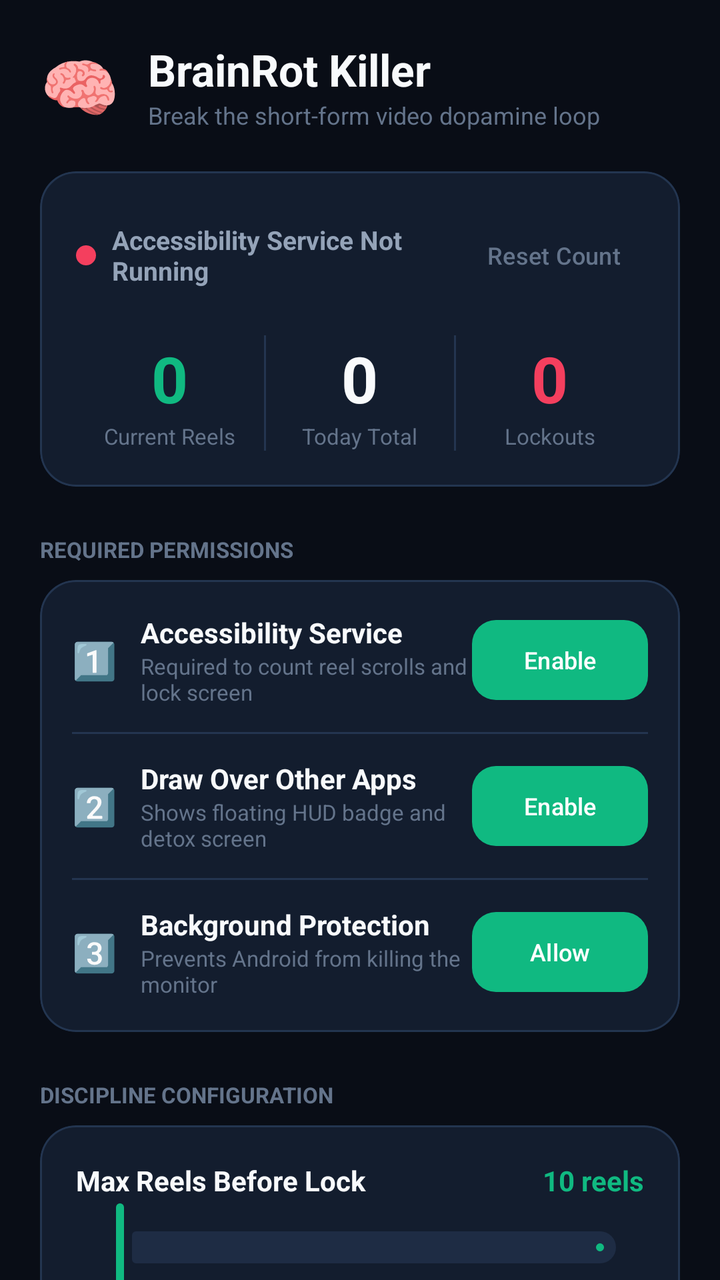
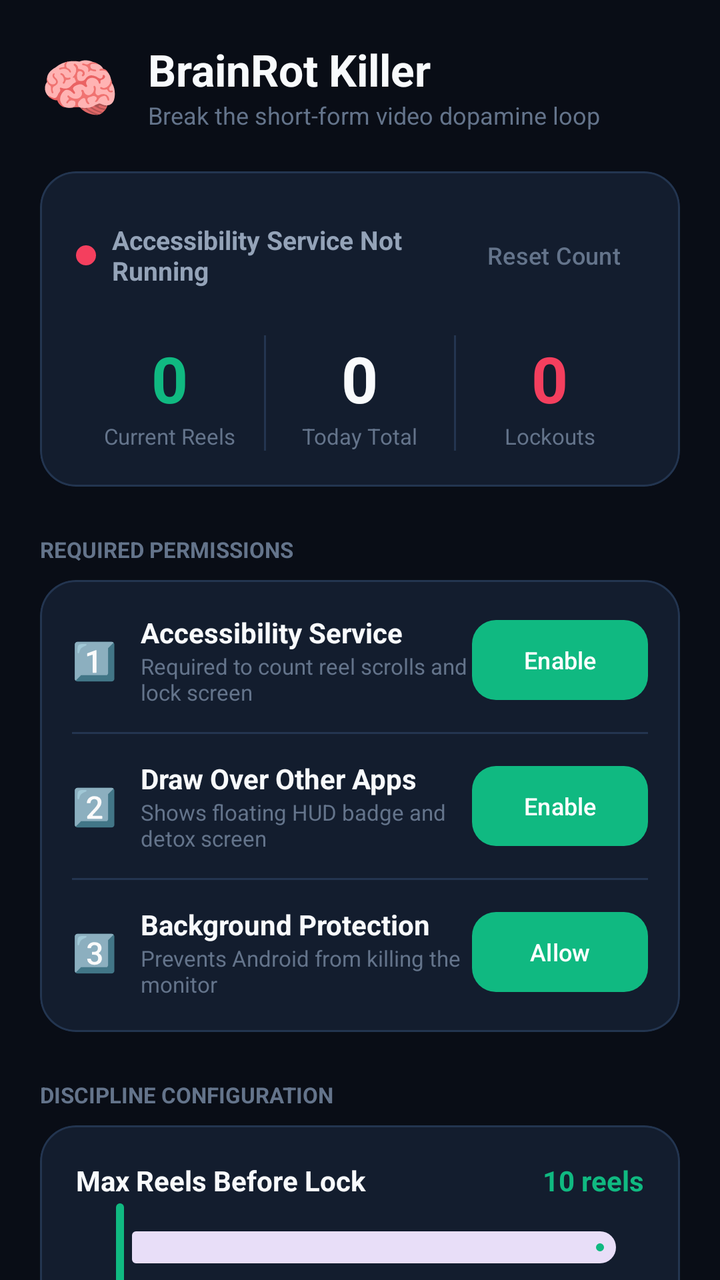

Before-and-after screenshots of an Android layout around one commit, followed by the original layout XML and the change that was made.
<!-- AndroidManifest.xml: application theme Theme.BrainRotKiller -->
<!-- res/layout/activity_main.xml -->
<?xml version="1.0" encoding="utf-8"?>
<androidx.coordinatorlayout.widget.CoordinatorLayout xmlns:android="http://schemas.android.com/apk/res/android"
    xmlns:app="http://schemas.android.com/apk/res-auto"
    xmlns:tools="http://schemas.android.com/tools"
    android:layout_width="match_parent"
    android:layout_height="match_parent"
    android:background="@color/bg_dark">

    <androidx.core.widget.NestedScrollView
        android:layout_width="match_parent"
        android:layout_height="match_parent"
        android:clipToPadding="false"
        android:paddingBottom="48dp">

        <LinearLayout
            android:layout_width="match_parent"
            android:layout_height="wrap_content"
            android:orientation="vertical"
            android:padding="20dp">

            
            <LinearLayout
                android:layout_width="match_parent"
                android:layout_height="wrap_content"
                android:gravity="center_vertical"
                android:orientation="horizontal">

                <TextView
                    android:layout_width="wrap_content"
                    android:layout_height="wrap_content"
                    android:text="🧠"
                    android:textSize="32sp" />

                <LinearLayout
                    android:layout_width="0dp"
                    android:layout_height="wrap_content"
                    android:layout_marginStart="14dp"
                    android:layout_weight="1"
                    android:orientation="vertical">

                    <TextView
                        android:layout_width="wrap_content"
                        android:layout_height="wrap_content"
                        android:text="BrainRot Killer"
                        android:textColor="@color/text_high"
                        android:textSize="22sp"
                        android:textStyle="bold" />

                    <TextView
                        android:layout_width="wrap_content"
                        android:layout_height="wrap_content"
                        android:text="Break the short-form video dopamine loop"
                        android:textColor="@color/text_muted"
                        android:textSize="12sp" />
                </LinearLayout>
            </LinearLayout>

            
            <com.google.android.material.card.MaterialCardView
                android:layout_width="match_parent"
                android:layout_height="wrap_content"
                android:layout_marginTop="20dp"
                app:cardBackgroundColor="@color/card_dark"
                app:cardCornerRadius="18dp"
                app:cardElevation="0dp"
                app:strokeColor="@color/stroke_subtle"
                app:strokeWidth="1dp">

                <LinearLayout
                    android:layout_width="match_parent"
                    android:layout_height="wrap_content"
                    android:orientation="vertical"
                    android:padding="18dp">

                    <LinearLayout
                        android:layout_width="match_parent"
                        android:layout_height="wrap_content"
                        android:gravity="center_vertical"
                        android:orientation="horizontal">

                        <View
                            android:id="@+id/viewStatusDot"
                            android:layout_width="10dp"
                            android:layout_height="10dp"
                            android:background="@drawable/status_dot_inactive" />

                        <TextView
                            android:id="@+id/tvStatusText"
                            android:layout_width="0dp"
                            android:layout_height="wrap_content"
                            android:layout_marginStart="8dp"
                            android:layout_weight="1"
                            android:text="Accessibility Service Not Running"
                            android:textColor="@color/text_medium"
                            android:textSize="13sp"
                            android:textStyle="bold" />

                        <com.google.android.material.button.MaterialButton
                            android:id="@+id/btnResetStats"
                            style="@style/Widget.Material3.Button.TextButton"
                            android:layout_width="wrap_content"
                            android:layout_height="wrap_content"
                            android:text="Reset Count"
                            android:textColor="@color/text_muted"
                            android:textSize="12sp" />
                    </LinearLayout>

                    
                    <LinearLayout
                        android:layout_width="match_parent"
                        android:layout_height="wrap_content"
                        android:layout_marginTop="16dp"
                        android:baselineAligned="false"
                        android:orientation="horizontal">

                        <LinearLayout
                            android:layout_width="0dp"
                            android:layout_height="wrap_content"
                            android:layout_weight="1"
                            android:gravity="center"
                            android:orientation="vertical">

                            <TextView
                                android:id="@+id/tvStatCurrentSession"
                                android:layout_width="wrap_content"
                                android:layout_height="wrap_content"
                                android:text="0"
                                android:textColor="@color/primary_accent"
                                android:textSize="32sp"
                                android:textStyle="bold" />

                            <TextView
                                android:layout_width="wrap_content"
                                android:layout_height="wrap_content"
                                android:text="Current Reels"
                                android:textColor="@color/text_muted"
                                android:textSize="11sp" />
                        </LinearLayout>

                        <View
                            android:layout_width="1dp"
                            android:layout_height="match_parent"
                            android:background="@color/stroke_subtle" />

                        <LinearLayout
                            android:layout_width="0dp"
                            android:layout_height="wrap_content"
                            android:layout_weight="1"
                            android:gravity="center"
                            android:orientation="vertical">

                            <TextView
                                android:id="@+id/tvStatTodayTotal"
                                android:layout_width="wrap_content"
                                android:layout_height="wrap_content"
                                android:text="0"
                                android:textColor="@color/text_high"
                                android:textSize="32sp"
                                android:textStyle="bold" />

                            <TextView
                                android:layout_width="wrap_content"
                                android:layout_height="wrap_content"
                                android:text="Today Total"
                                android:textColor="@color/text_muted"
                                android:textSize="11sp" />
                        </LinearLayout>

                        <View
                            android:layout_width="1dp"
                            android:layout_height="match_parent"
                            android:background="@color/stroke_subtle" />

                        <LinearLayout
                            android:layout_width="0dp"
                            android:layout_height="wrap_content"
                            android:layout_weight="1"
                            android:gravity="center"
                            android:orientation="vertical">

                            <TextView
                                android:id="@+id/tvStatLockouts"
                                android:layout_width="wrap_content"
                                android:layout_height="wrap_content"
                                android:text="0"
                                android:textColor="@color/warning_crimson"
                                android:textSize="32sp"
                                android:textStyle="bold" />

                            <TextView
                                android:layout_width="wrap_content"
                                android:layout_height="wrap_content"
                                android:text="Lockouts"
                                android:textColor="@color/text_muted"
                                android:textSize="11sp" />
                        </LinearLayout>

                    </LinearLayout>

                </LinearLayout>
            </com.google.android.material.card.MaterialCardView>

            
            <TextView
                android:layout_width="wrap_content"
                android:layout_height="wrap_content"
                android:layout_marginTop="24dp"
                android:layout_marginBottom="8dp"
                android:text="REQUIRED PERMISSIONS"
                android:textAllCaps="true"
                android:textColor="@color/text_muted"
                android:textSize="11sp"
                android:textStyle="bold" />

            <com.google.android.material.card.MaterialCardView
                android:layout_width="match_parent"
                android:layout_height="wrap_content"
                app:cardBackgroundColor="@color/card_dark"
                app:cardCornerRadius="18dp"
                app:cardElevation="0dp"
                app:strokeColor="@color/stroke_subtle"
                app:strokeWidth="1dp">

                <LinearLayout
                    android:layout_width="match_parent"
                    android:layout_height="wrap_content"
                    android:orientation="vertical"
                    android:padding="16dp">

                    
                    <LinearLayout
                        android:layout_width="match_parent"
                        android:layout_height="wrap_content"
                        android:gravity="center_vertical"
                        android:orientation="horizontal">

                        <TextView
                            android:layout_width="wrap_content"
                            android:layout_height="wrap_content"
                            android:text="1️⃣"
                            android:textSize="18sp" />

                        <LinearLayout
                            android:layout_width="0dp"
                            android:layout_height="wrap_content"
                            android:layout_marginStart="12dp"
                            android:layout_weight="1"
                            android:orientation="vertical">

                            <TextView
                                android:layout_width="wrap_content"
                                android:layout_height="wrap_content"
                                android:text="Accessibility Service"
                                android:textColor="@color/text_high"
                                android:textSize="14sp"
                                android:textStyle="bold" />

                            <TextView
                                android:layout_width="wrap_content"
                                android:layout_height="wrap_content"
                                android:text="Required to count reel scrolls and lock screen"
                                android:textColor="@color/text_muted"
                                android:textSize="11sp" />
                        </LinearLayout>

                        <com.google.android.material.button.MaterialButton
                            android:id="@+id/btnGrantAccessibility"
                            android:layout_width="wrap_content"
                            android:layout_height="wrap_content"
                            android:text="Enable"
                            android:textAllCaps="false"
                            android:textSize="12sp"
                            app:cornerRadius="12dp" />
                    </LinearLayout>

                    <View
                        android:layout_width="match_parent"
                        android:layout_height="1dp"
                        android:layout_marginTop="12dp"
                        android:layout_marginBottom="12dp"
                        android:background="@color/stroke_subtle" />

                    
                    <LinearLayout
                        android:layout_width="match_parent"
                        android:layout_height="wrap_content"
                        android:gravity="center_vertical"
                        android:orientation="horizontal">

                        <TextView
                            android:layout_width="wrap_content"
                            android:layout_height="wrap_content"
                            android:text="2️⃣"
                            android:textSize="18sp" />

                        <LinearLayout
                            android:layout_width="0dp"
                            android:layout_height="wrap_content"
                            android:layout_marginStart="12dp"
                            android:layout_weight="1"
                            android:orientation="vertical">

                            <TextView
                                android:layout_width="wrap_content"
                                android:layout_height="wrap_content"
                                android:text="Draw Over Other Apps"
                                android:textColor="@color/text_high"
                                android:textSize="14sp"
                                android:textStyle="bold" />

                            <TextView
                                android:layout_width="wrap_content"
                                android:layout_height="wrap_content"
                                android:text="Shows floating HUD badge and detox screen"
                                android:textColor="@color/text_muted"
                                android:textSize="11sp" />
                        </LinearLayout>

                        <com.google.android.material.button.MaterialButton
                            android:id="@+id/btnGrantOverlay"
                            android:layout_width="wrap_content"
                            android:layout_height="wrap_content"
                            android:text="Enable"
                            android:textAllCaps="false"
                            android:textSize="12sp"
                            app:cornerRadius="12dp" />
                    </LinearLayout>

                    <View
                        android:layout_width="match_parent"
                        android:layout_height="1dp"
                        android:layout_marginTop="12dp"
                        android:layout_marginBottom="12dp"
                        android:background="@color/stroke_subtle" />

                    
                    <LinearLayout
                        android:layout_width="match_parent"
                        android:layout_height="wrap_content"
                        android:gravity="center_vertical"
                        android:orientation="horizontal">

                        <TextView
                            android:layout_width="wrap_content"
                            android:layout_height="wrap_content"
                            android:text="3️⃣"
                            android:textSize="18sp" />

                        <LinearLayout
                            android:layout_width="0dp"
                            android:layout_height="wrap_content"
                            android:layout_marginStart="12dp"
                            android:layout_weight="1"
                            android:orientation="vertical">

                            <TextView
                                android:layout_width="wrap_content"
                                android:layout_height="wrap_content"
                                android:text="Background Protection"
                                android:textColor="@color/text_high"
                                android:textSize="14sp"
                                android:textStyle="bold" />

                            <TextView
                                android:layout_width="wrap_content"
                                android:layout_height="wrap_content"
                                android:text="Prevents Android from killing the monitor"
                                android:textColor="@color/text_muted"
                                android:textSize="11sp" />
                        </LinearLayout>

                        <com.google.android.material.button.MaterialButton
                            android:id="@+id/btnBatteryOptimization"
                            android:layout_width="wrap_content"
                            android:layout_height="wrap_content"
                            android:text="Allow"
                            android:textAllCaps="false"
                            android:textSize="12sp"
                            app:cornerRadius="12dp" />
                    </LinearLayout>

                </LinearLayout>
            </com.google.android.material.card.MaterialCardView>

            
            <TextView
                android:layout_width="wrap_content"
                android:layout_height="wrap_content"
                android:layout_marginTop="24dp"
                android:layout_marginBottom="8dp"
                android:text="DISCIPLINE CONFIGURATION"
                android:textAllCaps="true"
                android:textColor="@color/text_muted"
                android:textSize="11sp"
                android:textStyle="bold" />

            <com.google.android.material.card.MaterialCardView
                android:layout_width="match_parent"
                android:layout_height="wrap_content"
                app:cardBackgroundColor="@color/card_dark"
                app:cardCornerRadius="18dp"
                app:cardElevation="0dp"
                app:strokeColor="@color/stroke_subtle"
                app:strokeWidth="1dp">

                <LinearLayout
                    android:layout_width="match_parent"
                    android:layout_height="wrap_content"
                    android:orientation="vertical"
                    android:padding="18dp">

                    
                    <LinearLayout
                        android:layout_width="match_parent"
                        android:layout_height="wrap_content"
                        android:gravity="center_vertical"
                        android:orientation="horizontal">

                        <TextView
                            android:layout_width="0dp"
                            android:layout_height="wrap_content"
                            android:layout_weight="1"
                            android:text="Max Reels Before Lock"
                            android:textColor="@color/text_high"
                            android:textSize="14sp"
                            android:textStyle="bold" />

                        <TextView
                            android:id="@+id/tvReelLimitDisplay"
                            android:layout_width="wrap_content"
                            android:layout_height="wrap_content"
                            android:text="10 reels"
                            android:textColor="@color/primary_accent"
                            android:textSize="14sp"
                            android:textStyle="bold" />
                    </LinearLayout>

                    <com.google.android.material.slider.Slider
                        android:id="@+id/sliderReelLimit"
                        android:layout_width="match_parent"
                        android:layout_height="wrap_content"
                        app:stepSize="1.0"
                        app:value="10.0"
                        app:valueFrom="3.0"
                        app:valueTo="30.0"
                        app:thumbColor="@color/primary_accent"
                        app:trackColorActive="@color/primary_accent"
                        app:trackColorInactive="@color/card_dark_elevated" />

                    
                    <LinearLayout
                        android:layout_width="match_parent"
                        android:layout_height="wrap_content"
                        android:layout_marginTop="16dp"
                        android:gravity="center_vertical"
                        android:orientation="horizontal">

                        <TextView
                            android:layout_width="0dp"
                            android:layout_height="wrap_content"
                            android:layout_weight="1"
                            android:text="Detox Lockout Duration"
                            android:textColor="@color/text_high"
                            android:textSize="14sp"
                            android:textStyle="bold" />

                        <TextView
                            android:id="@+id/tvCooldownDisplay"
                            android:layout_width="wrap_content"
                            android:layout_height="wrap_content"
                            android:text="10 mins"
                            android:textColor="@color/electric_purple"
                            android:textSize="14sp"
                            android:textStyle="bold" />
                    </LinearLayout>

                    <com.google.android.material.slider.Slider
                        android:id="@+id/sliderCooldown"
                        android:layout_width="match_parent"
                        android:layout_height="wrap_content"
                        app:stepSize="1.0"
                        app:value="10.0"
                        app:valueFrom="2.0"
                        app:valueTo="60.0"
                        app:thumbColor="@color/electric_purple"
                        app:trackColorActive="@color/electric_purple"
                        app:trackColorInactive="@color/card_dark_elevated" />

                    <View
                        android:layout_width="match_parent"
                        android:layout_height="1dp"
                        android:layout_marginTop="8dp"
                        android:layout_marginBottom="14dp"
                        android:background="@color/stroke_subtle" />

                    
                    <TextView
                        android:layout_width="wrap_content"
                        android:layout_height="wrap_content"
                        android:text="When Limit is Hit:"
                        android:textColor="@color/text_high"
                        android:textSize="13sp"
                        android:textStyle="bold" />

                    <RadioGroup
                        android:id="@+id/rgLockAction"
                        android:layout_width="match_parent"
                        android:layout_height="wrap_content"
                        android:layout_marginTop="6dp">

                        <RadioButton
                            android:id="@+id/rbLockPhone"
                            android:layout_width="match_parent"
                            android:layout_height="wrap_content"
                            android:checked="true"
                            android:text="Turn Off Screen &amp; Lock Phone (Instant)"
                            android:textColor="@color/text_high"
                            android:textSize="13sp" />

                        <RadioButton
                            android:id="@+id/rbBlockerScreen"
                            android:layout_width="match_parent"
                            android:layout_height="wrap_content"
                            android:text="Show Fullscreen Detox Countdown Screen"
                            android:textColor="@color/text_high"
                            android:textSize="13sp" />
                    </RadioGroup>

                    <View
                        android:layout_width="match_parent"
                        android:layout_height="1dp"
                        android:layout_marginTop="14dp"
                        android:layout_marginBottom="14dp"
                        android:background="@color/stroke_subtle" />

                    
                    <com.google.android.material.materialswitch.MaterialSwitch
                        android:id="@+id/switchFloatingPill"
                        android:layout_width="match_parent"
                        android:layout_height="wrap_content"
                        android:checked="true"
                        android:text="Floating HUD Reel Counter\n(Shows live reel count on screen)"
                        android:textColor="@color/text_high"
                        android:textSize="13sp" />

                </LinearLayout>
            </com.google.android.material.card.MaterialCardView>

            
            <TextView
                android:layout_width="wrap_content"
                android:layout_height="wrap_content"
                android:layout_marginTop="24dp"
                android:layout_marginBottom="8dp"
                android:text="MONITORED SOCIAL APPS"
                android:textAllCaps="true"
                android:textColor="@color/text_muted"
                android:textSize="11sp"
                android:textStyle="bold" />

            <com.google.android.material.card.MaterialCardView
                android:layout_width="match_parent"
                android:layout_height="wrap_content"
                app:cardBackgroundColor="@color/card_dark"
                app:cardCornerRadius="18dp"
                app:cardElevation="0dp"
                app:strokeColor="@color/stroke_subtle"
                app:strokeWidth="1dp">

                <LinearLayout
                    android:layout_width="match_parent"
                    android:layout_height="wrap_content"
                    android:orientation="vertical"
                    android:padding="16dp">

                    <com.google.android.material.materialswitch.MaterialSwitch
                        android:id="@+id/switchInstagram"
                        android:layout_width="match_parent"
                        android:layout_height="wrap_content"
                        android:checked="true"
                        android:text="📸 Instagram Reels"
                        android:textColor="@color/text_high"
                        android:textSize="14sp" />

                    <View
                        android:layout_width="match_parent"
                        android:layout_height="1dp"
                        android:layout_marginTop="8dp"
                        android:layout_marginBottom="8dp"
                        android:background="@color/stroke_subtle" />

                    <com.google.android.material.materialswitch.MaterialSwitch
                        android:id="@+id/switchYoutube"
                        android:layout_width="match_parent"
                        android:layout_height="wrap_content"
                        android:checked="true"
                        android:text="▶️ YouTube Shorts"
                        android:textColor="@color/text_high"
                        android:textSize="14sp" />

                    <View
                        android:layout_width="match_parent"
                        android:layout_height="1dp"
                        android:layout_marginTop="8dp"
                        android:layout_marginBottom="8dp"
                        android:background="@color/stroke_subtle" />

                    <com.google.android.material.materialswitch.MaterialSwitch
                        android:id="@+id/switchTikTok"
                        android:layout_width="match_parent"
                        android:layout_height="wrap_content"
                        android:checked="true"
                        android:text="🎵 TikTok"
                        android:textColor="@color/text_high"
                        android:textSize="14sp" />

                    <View
                        android:layout_width="match_parent"
                        android:layout_height="1dp"
                        android:layout_marginTop="8dp"
                        android:layout_marginBottom="8dp"
                        android:background="@color/stroke_subtle" />

                    <com.google.android.material.materialswitch.MaterialSwitch
                        android:id="@+id/switchFacebook"
                        android:layout_width="match_parent"
                        android:layout_height="wrap_content"
                        android:checked="true"
                        android:text="📘 Facebook Reels"
                        android:textColor="@color/text_high"
                        android:textSize="14sp" />

                </LinearLayout>
            </com.google.android.material.card.MaterialCardView>

        </LinearLayout>
    </androidx.core.widget.NestedScrollView>

</androidx.coordinatorlayout.widget.CoordinatorLayout>
<!-- resources referenced by this layout -->
<resources>
  <color name="bg_dark">#090D16</color>
  <color name="card_dark">#131D2E</color>
  <color name="card_dark_elevated">#1E2C44</color>
  <color name="electric_purple">#8B5CF6</color>
  <color name="primary_accent">#10B981</color>
  <color name="stroke_subtle">#233550</color>
  <color name="text_high">#F8FAFC</color>
  <color name="text_medium">#94A3B8</color>
  <color name="text_muted">#64748B</color>
  <color name="warning_crimson">#F43F5E</color>
  <!-- drawable status_dot_inactive (drawable) -->
  <?xml version="1.0" encoding="utf-8"?>
  <shape xmlns:android="http://schemas.android.com/apk/res/android"
      android:shape="oval">
      <solid android:color="@color/warning_crimson" />
      <size
          android:width="12dp"
          android:height="12dp" />
  </shape>
  <style name="Theme.BrainRotKiller" parent="Theme.Material3.DayNight.NoActionBar">
          <item name="android:statusBarColor">@color/bg_dark</item>
          <item name="android:navigationBarColor">@color/bg_dark</item>
          <item name="android:windowBackground">@color/bg_dark</item>
          <item name="colorPrimary">@color/primary_accent</item>
          <item name="colorSecondary">@color/electric_purple</item>
          <item name="colorSurface">@color/card_dark</item>
      </style>
</resources>

<!-- the commit's change to res/layout/activity_main.xml (unified diff, before → after) -->
@@ -438,14 +438,7 @@
                     <com.google.android.material.slider.Slider
                         android:id="@+id/sliderReelLimit"
                         android:layout_width="match_parent"
-                        android:layout_height="wrap_content"
-                        app:stepSize="1.0"
-                        app:value="10.0"
-                        app:valueFrom="3.0"
-                        app:valueTo="30.0"
-                        app:thumbColor="@color/primary_accent"
-                        app:trackColorActive="@color/primary_accent"
-                        app:trackColorInactive="@color/card_dark_elevated" />
+                        android:layout_height="wrap_content" />
 
                     
                     <LinearLayout
@@ -477,14 +470,7 @@
                     <com.google.android.material.slider.Slider
                         android:id="@+id/sliderCooldown"
                         android:layout_width="match_parent"
-                        android:layout_height="wrap_content"
-                        app:stepSize="1.0"
-                        app:value="10.0"
-                        app:valueFrom="2.0"
-                        app:valueTo="60.0"
-                        app:thumbColor="@color/electric_purple"
-                        app:trackColorActive="@color/electric_purple"
-                        app:trackColorInactive="@color/card_dark_elevated" />
+                        android:layout_height="wrap_content" />
 
                     <View
                         android:layout_width="match_parent"
<!-- resource entries referenced after the edit -->
@@ -2,7 +2,6 @@
 <resources>
   <color name="bg_dark">#090D16</color>
   <color name="card_dark">#131D2E</color>
-  <color name="card_dark_elevated">#1E2C44</color>
   <color name="electric_purple">#8B5CF6</color>
   <color name="primary_accent">#10B981</color>
   <color name="stroke_subtle">#233550</color>
